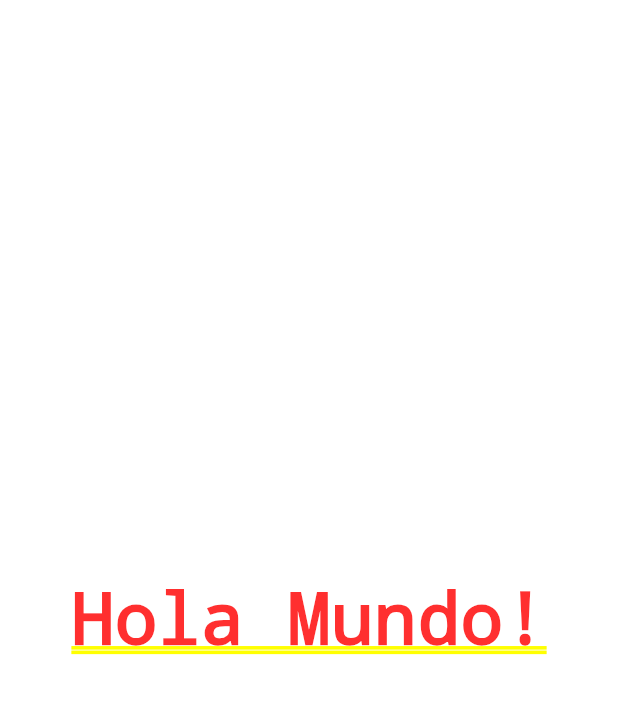
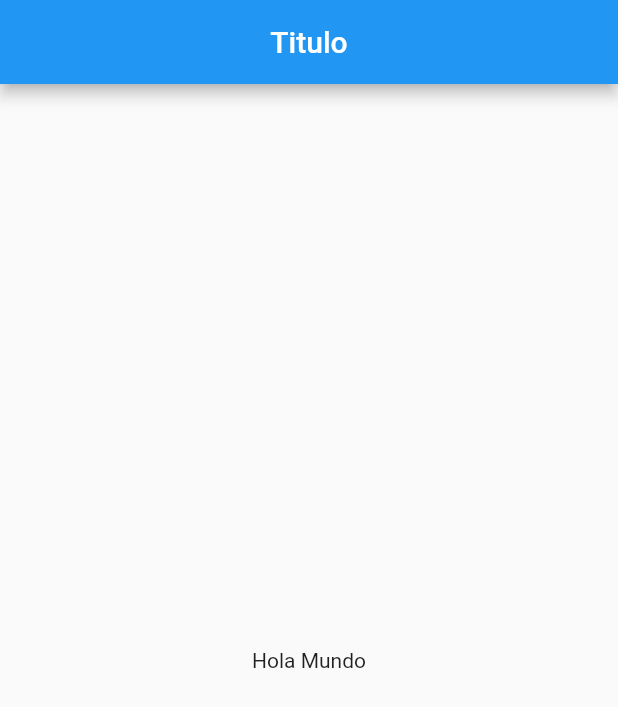
Before and after one commit to obelich/mi-aprendisaje, a Flutter app: the screen it shows after launch, on a phone screen of 412 x 824 dp. Shown: the top 707 px of the screen. Run offline on Flutter 3.47's test engine with Material 2 defaults, Android fonts, the phone set to English and light mode, and no system bars.

Commit message:
Se continua con la estructura basica

```diff
--- a/Mobile/Flutter/Udemy/flutter-ios-android-fernando-herrera/contador/lib/src/app.dart
+++ b/Mobile/Flutter/Udemy/flutter-ios-android-fernando-herrera/contador/lib/src/app.dart
@@ -1,10 +1,15 @@
 import 'package:flutter/material.dart';
+
+import 'package:contador/src/pages/home_page.dart';
+
 
 class MyApp extends StatelessWidget {
   @override
   Widget build(BuildContext context) {
     return MaterialApp(
-      home: Center(child: Text('Hola Mundo!')),
+      home: Center(
+        child: HomePage()
+        ),
     );
   }
 }
--- /dev/null
+++ b/Mobile/Flutter/Udemy/flutter-ios-android-fernando-herrera/contador/lib/src/pages/home_page.dart
@@ -0,0 +1,21 @@
+import 'package:flutter/material.dart';
+
+class HomePage extends StatelessWidget {
+
+  @override
+  Widget build(BuildContext context) {
+
+    return Scaffold(
+      appBar: AppBar(
+        title: Text('Titulo'),
+        centerTitle: true,
+      ),
+      body: Center(
+        child: Text('Hola Mundo'),
+      ),
+    );
+
+  }
+
+
+}
```
